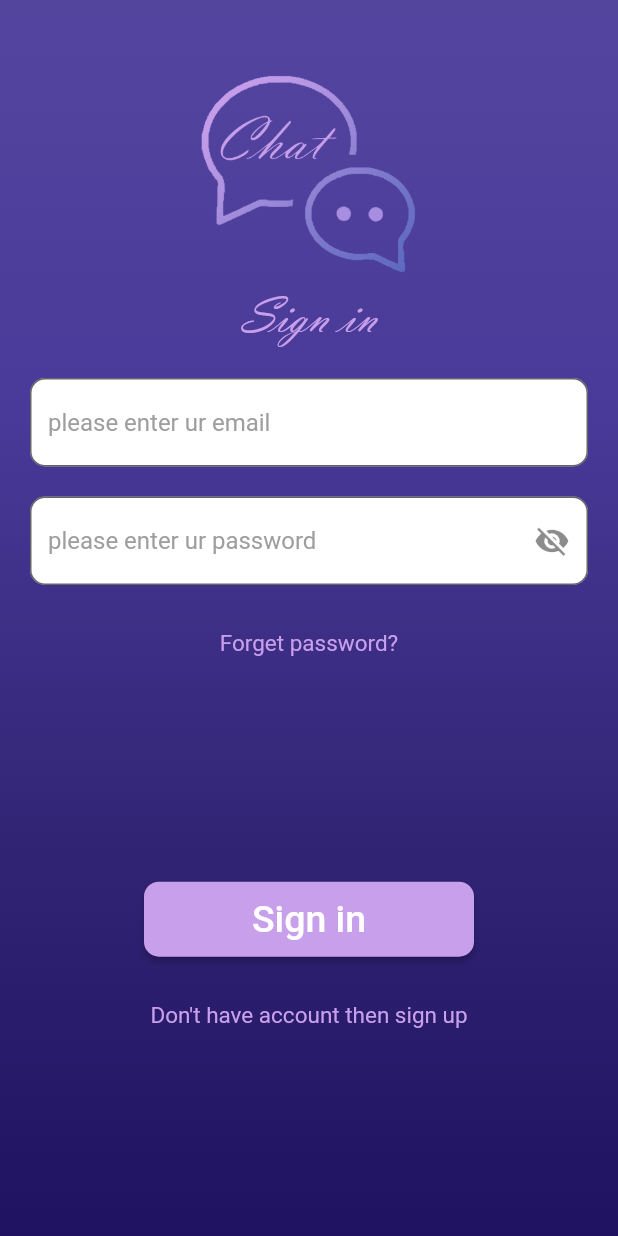
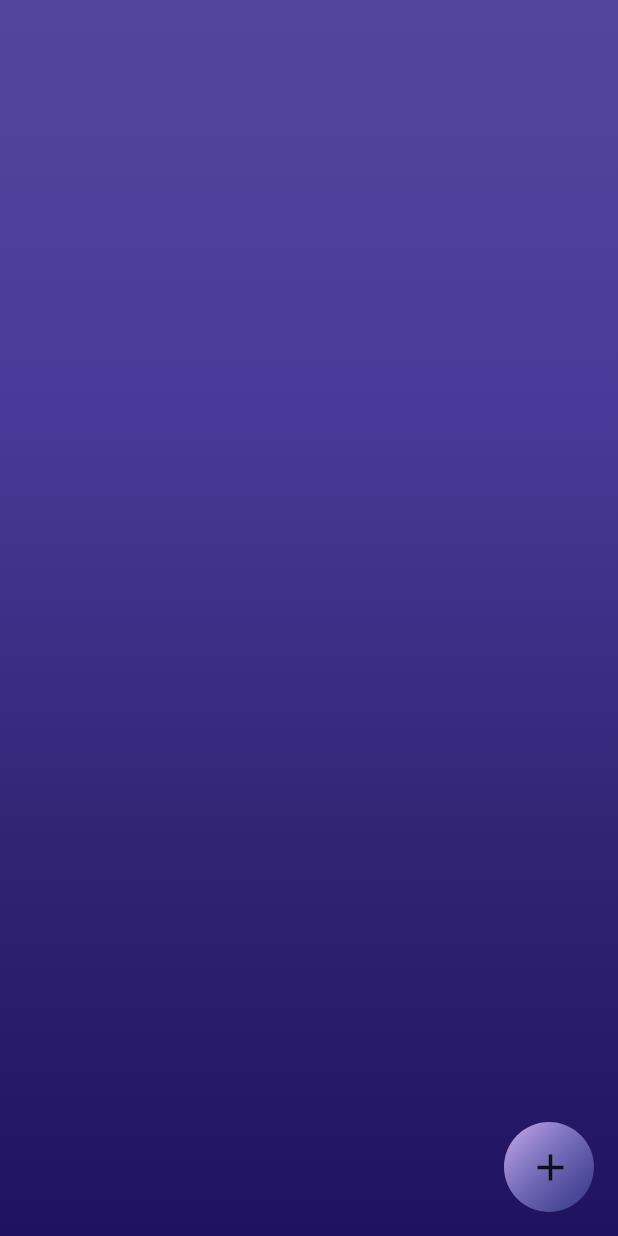
Before and after one commit to khaled45690/theChat, a Flutter app: the screen it shows after launch, on a phone screen of 412 x 824 dp. Run offline on Flutter 3.47's test engine with Material 2 defaults, Android fonts, the phone set to English and light mode, and no system bars.

Commit message:
Added the home page

```diff
--- a/FrontEnd/lib/main.dart
+++ b/FrontEnd/lib/main.dart
@@ -1,3 +1,4 @@
+import 'package:chat/src/Home/Home.dart';
 import 'package:chat/src/Registration/Registration.dart';
 import 'package:flutter/material.dart';
 
@@ -14,9 +15,8 @@ class Chat extends StatelessWidget {
       title: 'Chat',
       theme: ThemeData(
         primarySwatch: Colors.deepPurple,
-
       ),
-      home: const Registration(true),
+      home: const Home(),
     );
   }
 }
--- a/FrontEnd/lib/src/Home/Home.dart
+++ b/FrontEnd/lib/src/Home/Home.dart
@@ -0,0 +1,47 @@
+import 'package:flutter/material.dart';
+
+import '../../CommonStyle.dart';
+
+class Home extends StatefulWidget {
+  const Home({Key? key}) : super(key: key);
+
+  @override
+  State<Home> createState() => _HomeState();
+}
+
+class _HomeState extends State<Home> {
+  @override
+  Widget build(BuildContext context) {
+    return Scaffold(
+      floatingActionButton: Container(
+        width: 60,
+        height: 60,
+        margin: EdgeInsets.all(0),
+        padding: EdgeInsets.zero,
+        decoration: const BoxDecoration(
+          borderRadius: BorderRadius.all(Radius.circular(100)),
+          gradient: LinearGradient(
+            begin: Alignment.topLeft,
+            end: Alignment.bottomRight,
+            colors: [
+              Color(0xf7D0B0F3),
+              Color(0x675A6BC1),
+            ],
+          ),
+        ),
+        child: MaterialButton(
+          splashColor: Colors.deepPurple,
+          shape: RoundedRectangleBorder(
+            borderRadius: BorderRadius.circular(200.0),
+          ),
+          height: 60,
+          onPressed: () {},
+          child: Icon(Icons.add , size: 30),
+        ),
+      ),
+      body: Container(
+        decoration: scaffoldDecoration,
+      ),
+    );
+  }
+}
--- a/FrontEnd/lib/src/Registration/CommonWidgets/Logo.dart
+++ b/FrontEnd/lib/src/Registration/CommonWidgets/Logo.dart
@@ -15,7 +15,7 @@ class Logo extends StatelessWidget {
           width: 150,
         ),
         Text( text,
-            style: const TextStyle(fontSize: 35, color: Color(0xffC89FEB) , fontFamily: "VLADIMIR")),
+            style: const TextStyle(fontSize: 35, color: Color(0xffC89FEB), fontWeight: FontWeight.w300)),
       ],
     );
   }
--- a/FrontEnd/lib/src/Registration/SignIn/SignIn.dart
+++ b/FrontEnd/lib/src/Registration/SignIn/SignIn.dart
@@ -32,7 +32,7 @@ class _SignInState extends State<SignIn> {
       child: Column(
         crossAxisAlignment: CrossAxisAlignment.center,
         children: [
-          const Logo("Sign in"),
+          const Logo("Sign In"),
           TextFields(visibiltyChange , isHidden),
           const TextButtonWidget("Forget password?"),
           SizedBox(height: (MediaQuery.of(context).size.height / 5.5)),
```
